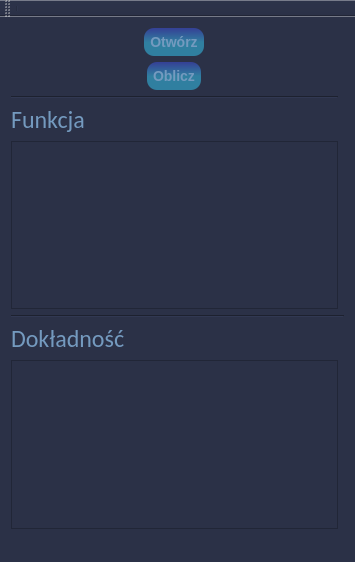
Qt form AproxymationExtrapolation/mainwindow.ui (Berlisia/MetodyNumeryczne) before a commit.
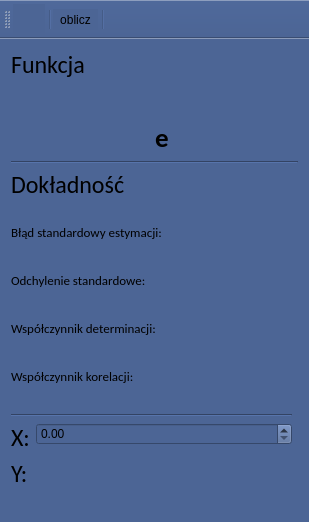
The same form after that commit. Icons and pictures are not drawn.

Commit message: Better interaction with user and update view.

Patch:
```diff
--- a/AproxymationExtrapolation/mainwindow.ui
+++ b/AproxymationExtrapolation/mainwindow.ui
@@ -2,115 +2,35 @@
 <ui version="4.0">
  <class>MainWindow</class>
  <widget class="QMainWindow" name="MainWindow">
+  <property name="enabled">
+   <bool>true</bool>
+  </property>
   <property name="geometry">
    <rect>
     <x>0</x>
     <y>0</y>
-    <width>355</width>
-    <height>562</height>
+    <width>309</width>
+    <height>522</height>
    </rect>
   </property>
   <property name="windowTitle">
    <string>Aproksymacja</string>
   </property>
   <property name="styleSheet">
-   <string notr="true">background-color:rgb(43, 49, 71)</string>
+   <string notr="true">background-color:rgb(76, 101, 149)</string>
   </property>
   <widget class="QWidget" name="centralWidget">
    <property name="styleSheet">
-    <string notr="true">color:rgb(116, 154, 191)</string>
+    <string notr="true">color:rgb(0, 0, 0)</string>
    </property>
    <layout class="QGridLayout" name="gridLayout">
-    <item row="3" column="0">
-     <layout class="QVBoxLayout" name="verticalLayout_2">
-      <item>
-       <widget class="QTextBrowser" name="resultViewer">
-        <property name="font">
-         <font>
-          <family>Calibri</family>
-          <pointsize>22</pointsize>
-         </font>
-        </property>
-        <property name="styleSheet">
-         <string notr="true">color:rgb(67, 67, 67);
-border-color:rgb(43, 49, 71)</string>
-        </property>
-       </widget>
-      </item>
-     </layout>
-    </item>
-    <item row="2" column="0">
-     <widget class="QLabel" name="label">
-      <property name="font">
-       <font>
-        <family>Calibri</family>
-        <pointsize>18</pointsize>
-       </font>
-      </property>
-      <property name="text">
-       <string>Funkcja</string>
-      </property>
-     </widget>
-    </item>
-    <item row="1" column="0">
+    <item row="10" column="0">
      <widget class="Line" name="line">
-      <property name="styleSheet">
-       <string notr="true">background-color::rgb(116, 154, 191)</string>
-      </property>
       <property name="orientation">
        <enum>Qt::Horizontal</enum>
       </property>
      </widget>
     </item>
-    <item row="0" column="0">
-     <layout class="QVBoxLayout" name="verticalLayout_3">
-      <item alignment="Qt::AlignHCenter">
-       <widget class="QPushButton" name="openButton">
-        <property name="font">
-         <font>
-          <pointsize>-1</pointsize>
-          <weight>75</weight>
-          <italic>false</italic>
-          <bold>true</bold>
-         </font>
-        </property>
-        <property name="styleSheet">
-         <string notr="true">background-color:qlineargradient(spread:repeat, x1:0.523, y1:1, x2:0.518192, y2:0, stop:0.495192 rgba(51, 161, 199, 177), stop:1 rgba(53, 63, 149, 255));
-    font: bold 14px;
-    min-width: 6em;
-    padding: 6px;
-border-radius: 10px;
-font-color:rgb(255, 255, 255)</string>
-        </property>
-        <property name="text">
-         <string>Otwórz</string>
-        </property>
-       </widget>
-      </item>
-      <item alignment="Qt::AlignHCenter">
-       <widget class="QPushButton" name="calculateButton">
-        <property name="font">
-         <font>
-          <pointsize>-1</pointsize>
-          <weight>75</weight>
-          <italic>false</italic>
-          <bold>true</bold>
-         </font>
-        </property>
-        <property name="styleSheet">
-         <string notr="true">background-color:qlineargradient(spread:repeat, x1:0.523, y1:1, x2:0.518192, y2:0, stop:0.495192 rgba(51, 161, 199, 177), stop:1 rgba(53, 63, 149, 255));
-    font: bold 14px;
-    min-width: 6em;
-    padding: 6px;
-border-radius: 10px;</string>
-        </property>
-        <property name="text">
-         <string>Oblicz</string>
-        </property>
-       </widget>
-      </item>
-     </layout>
-    </item>
     <item row="5" column="0" colspan="2">
      <widget class="Line" name="line_2">
       <property name="orientation">
@@ -118,6 +38,171 @@
       </property>
      </widget>
     </item>
+    <item row="9" column="0">
+     <layout class="QFormLayout" name="formLayout">
+      <property name="sizeConstraint">
+       <enum>QLayout::SetMinimumSize</enum>
+      </property>
+      <item row="0" column="0">
+       <widget class="QLabel" name="label_2">
+        <property name="font">
+         <font>
+          <family>Calibri</family>
+          <pointsize>10</pointsize>
+         </font>
+        </property>
+        <property name="text">
+         <string>Błąd standardowy estymacji:</string>
+        </property>
+       </widget>
+      </item>
+      <item row="1" column="0">
+       <widget class="QLabel" name="label_3">
+        <property name="font">
+         <font>
+          <family>Calibri</family>
+          <pointsize>10</pointsize>
+         </font>
+        </property>
+        <property name="text">
+         <string>Odchylenie standardowe:</string>
+        </property>
+       </widget>
+      </item>
+      <item row="2" column="0">
+       <widget class="QLabel" name="label_5">
+        <property name="font">
+         <font>
+          <family>Calibri</family>
+          <pointsize>10</pointsize>
+         </font>
+        </property>
+        <property name="text">
+         <string>Współczynnik determinacji:</string>
+        </property>
+       </widget>
+      </item>
+      <item row="3" column="0">
+       <widget class="QLabel" name="label_6">
+        <property name="font">
+         <font>
+          <family>Calibri</family>
+          <pointsize>10</pointsize>
+         </font>
+        </property>
+        <property name="text">
+         <string>Współczynnik korelacji:</string>
+        </property>
+       </widget>
+      </item>
+      <item row="0" column="1">
+       <widget class="QTextBrowser" name="standardErrorOfEstymation">
+        <property name="sizePolicy">
+         <sizepolicy hsizetype="Minimum" vsizetype="Minimum">
+          <horstretch>0</horstretch>
+          <verstretch>0</verstretch>
+         </sizepolicy>
+        </property>
+        <property name="maximumSize">
+         <size>
+          <width>80</width>
+          <height>30</height>
+         </size>
+        </property>
+        <property name="font">
+         <font>
+          <family>Calibri</family>
+          <pointsize>10</pointsize>
+          <weight>75</weight>
+          <bold>true</bold>
+         </font>
+        </property>
+        <property name="frameShape">
+         <enum>QFrame::NoFrame</enum>
+        </property>
+        <property name="frameShadow">
+         <enum>QFrame::Plain</enum>
+        </property>
+       </widget>
+      </item>
+      <item row="1" column="1">
+       <widget class="QTextBrowser" name="standardDeviationForRegresionLine">
+        <property name="maximumSize">
+         <size>
+          <width>80</width>
+          <height>30</height>
+         </size>
+        </property>
+        <property name="font">
+         <font>
+          <family>Calibri</family>
+          <pointsize>10</pointsize>
+          <weight>75</weight>
+          <bold>true</bold>
+         </font>
+        </property>
+        <property name="frameShape">
+         <enum>QFrame::NoFrame</enum>
+        </property>
+       </widget>
+      </item>
+      <item row="2" column="1">
+       <widget class="QTextBrowser" name="coefficientOfdetermination">
+        <property name="maximumSize">
+         <size>
+          <width>80</width>
+          <height>30</height>
+         </size>
+        </property>
+        <property name="font">
+         <font>
+          <family>Calibri</family>
+          <pointsize>10</pointsize>
+          <weight>75</weight>
+          <bold>true</bold>
+         </font>
+        </property>
+        <property name="frameShape">
+         <enum>QFrame::NoFrame</enum>
+        </property>
+       </widget>
+      </item>
+      <item row="3" column="1">
+       <widget class="QTextBrowser" name="correlationCoefficient">
+        <property name="maximumSize">
+         <size>
+          <width>80</width>
+          <height>30</height>
+         </size>
+        </property>
+        <property name="font">
+         <font>
+          <family>Calibri</family>
+          <pointsize>10</pointsize>
+          <weight>75</weight>
+          <bold>true</bold>
+         </font>
+        </property>
+        <property name="frameShape">
+         <enum>QFrame::NoFrame</enum>
+        </property>
+       </widget>
+      </item>
+     </layout>
+    </item>
+    <item row="0" column="0">
+     <widget class="QLabel" name="label">
+      <property name="font">
+       <font>
+        <family>Calibri</family>
+        <pointsize>18</pointsize>
+       </font>
+      </property>
+      <property name="text">
+       <string>Funkcja</string>
+      </property>
+     </widget>
+    </item>
     <item row="6" column="0">
      <widget class="QLabel" name="label_4">
       <property name="font">
@@ -131,13 +216,107 @@
       </property>
      </widget>
     </item>
-    <item row="7" column="0">
-     <widget class="QTableView" name="accuracyView">
-      <property name="styleSheet">
-       <string notr="true">background-color:rgb(43, 49, 71);
-border-color:rgb(43, 49, 71)</string>
-      </property>
-     </widget>
+    <item row="2" column="0" rowspan="2">
+     <layout class="QGridLayout" name="gridLayout_2">
+      <item row="1" column="0" alignment="Qt::AlignRight">
+       <widget class="QLabel" name="factorA">
+        <property name="font">
+         <font>
+          <family>Calibri</family>
+          <pointsize>18</pointsize>
+          <weight>75</weight>
+          <bold>true</bold>
+         </font>
+        </property>
+        <property name="text">
+         <string/>
+        </property>
+       </widget>
+      </item>
+      <item row="1" column="1">
+       <widget class="QLabel" name="label_7">
+        <property name="font">
+         <font>
+          <family>Calibri</family>
+          <pointsize>20</pointsize>
+          <weight>75</weight>
+          <bold>true</bold>
+         </font>
+        </property>
+        <property name="text">
+         <string>e</string>
+        </property>
+       </widget>
+      </item>
+      <item row="0" column="1" alignment="Qt::AlignHCenter">
+       <widget class="QLabel" name="factorB">
+        <property name="font">
+         <font>
+          <family>Calibri</family>
+          <pointsize>18</pointsize>
+          <weight>75</weight>
+          <bold>true</bold>
+         </font>
+        </property>
+        <property name="text">
+         <string/>
+        </property>
+       </widget>
+      </item>
+     </layout>
+    </item>
+    <item row="11" column="0" rowspan="2">
+     <layout class="QFormLayout" name="formLayout_2">
+      <item row="2" column="0">
+       <widget class="QLabel" name="label_8">
+        <property name="font">
+         <font>
+          <family>Calibri</family>
+          <pointsize>18</pointsize>
+         </font>
+        </property>
+        <property name="text">
+         <string>Y:</string>
+        </property>
+       </widget>
+      </item>
+      <item row="1" column="0">
+       <widget class="QLabel" name="label_9">
+        <property name="font">
+         <font>
+          <family>Calibri</family>
+          <pointsize>18</pointsize>
+         </font>
+        </property>
+        <property name="text">
+         <string>X:</string>
+        </property>
+       </widget>
+      </item>
+      <item row="1" column="1">
+       <widget class="QDoubleSpinBox" name="valueGet">
+        <property name="layoutDirection">
+         <enum>Qt::LeftToRight</enum>
+        </property>
+        <property name="autoFillBackground">
+         <bool>false</bool>
+        </property>
+       </widget>
+      </item>
+      <item row="2" column="1">
+       <widget class="QLabel" name="valueDisplay">
+        <property name="font">
+         <font>
+          <family>Calibri</family>
+          <pointsize>18</pointsize>
+         </font>
+        </property>
+        <property name="text">
+         <string/>
+        </property>
+       </widget>
+      </item>
+     </layout>
     </item>
    </layout>
   </widget>
@@ -151,16 +330,49 @@
     </rect>
    </property>
   </widget>
-  <widget class="QToolBar" name="mainToolBar">
+  <widget class="QStatusBar" name="statusBar"/>
+  <widget class="QToolBar" name="toolBar">
+   <property name="windowTitle">
+    <string>toolBar</string>
+   </property>
    <attribute name="toolBarArea">
     <enum>TopToolBarArea</enum>
    </attribute>
    <attribute name="toolBarBreak">
     <bool>false</bool>
    </attribute>
+   <addaction name="open"/>
+   <addaction name="separator"/>
+   <addaction name="calculator"/>
    <addaction name="separator"/>
   </widget>
-  <widget class="QStatusBar" name="statusBar"/>
+  <action name="open">
+   <property name="checkable">
+    <bool>false</bool>
+   </property>
+   <property name="icon">
+    <iconset resource="resources.qrc">
+     <normaloff>:/pictures/1495896868_ic_folder_open_48px.png</normaloff>:/pictures/1495896868_ic_folder_open_48px.png</iconset>
+   </property>
+   <property name="text">
+    <string/>
+   </property>
+   <property name="toolTip">
+    <string>otwórz plik z danymi</string>
+   </property>
+  </action>
+  <action name="calculator">
+   <property name="icon">
+    <iconset resource="resources.qrc">
+     <normaloff>:/pictures/1495897148_51.png</normaloff>:/pictures/1495897148_51.png</iconset>
+   </property>
+   <property name="text">
+    <string>oblicz</string>
+   </property>
+   <property name="toolTip">
+    <string>Oblicz</string>
+   </property>
+  </action>
  </widget>
  <layoutdefault spacing="6" margin="11"/>
  <resources/>
```
Left out of the diff: 6 changed lines with no effect on the pictures. The commit also changes 14 other files.
